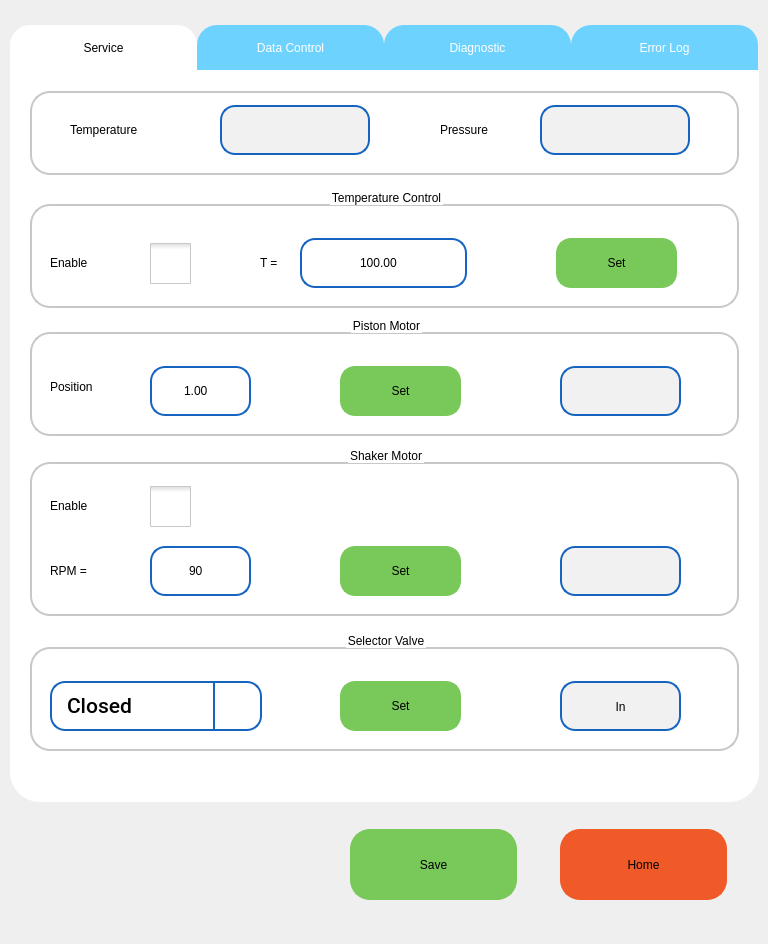
Before: the Qt Designer form pApp-22-June-2021/sservice.ui in ChandraMVE/PSSC_QT_Development, drawn with Qt 5.
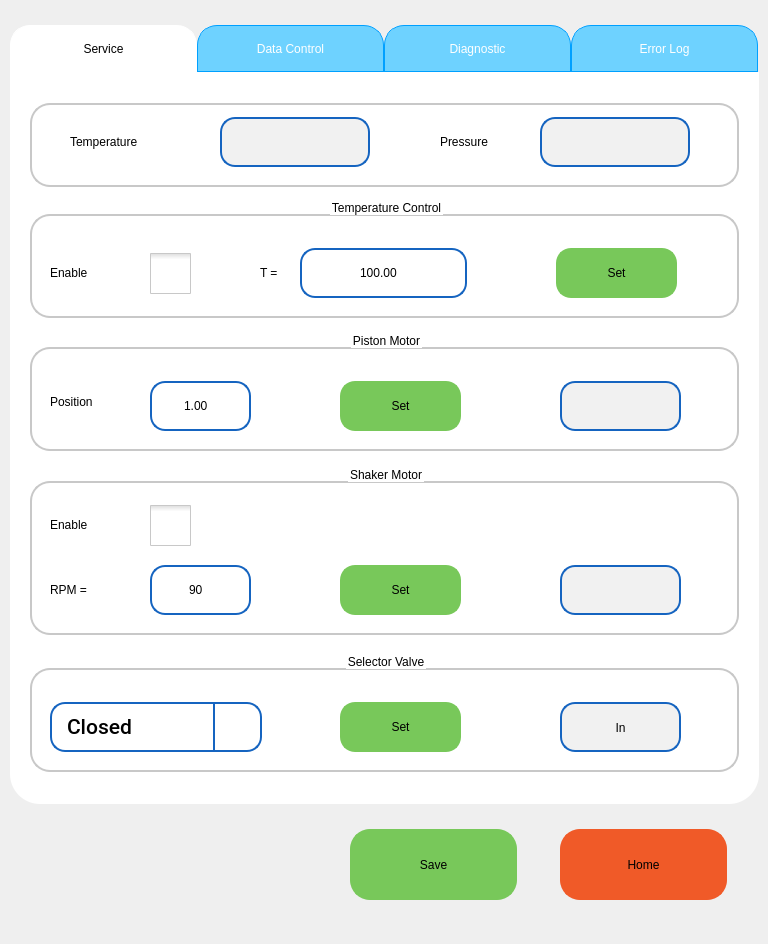
After: the same form once the commit is applied. The open tabs and pages were chosen to show the change. Icons and pictures are not drawn. Custom widgets are drawn as their Qt base class.

Commit message: QT Version 1.05.173 has below changes 1. Tried new approach for the screenshot 2. Rearranged the fonts of calibration, service and general setup tab 3. Keypad is realigned to centre 4. Sample ID alignment and Dropdown fields for Sample ID 5. Add '/' between date and time, in header 6. Showing 3 decimal places in all result, again. Must print result as seen on screen 7. System check typo error (3x 's') --> 'Diagnostic Cycle Successsfully Completed!'

```diff
--- a/pApp-22-June-2021/sservice.ui
+++ b/pApp-22-June-2021/sservice.ui
@@ -155,51 +155,60 @@
    <property name="styleSheet">
     <string notr="true">QTabWidget::pane { /* The tab widget frame */
     position: absolute;
+
 	color: rgb(0, 0, 0);
 	font: 75 16pt &quot;Roboto Medium&quot;;
 
-   border: 0px solid #C4C4C3;
-   border-bottom-color: #C2C7CB; /* same as the pane color */
-   border-bottom-left-radius: 30px;
+	 border: 0px solid #C4C4C3;
+    border-bottom-color: #C2C7CB; /* same as the pane color */
+    border-bottom-left-radius: 30px;
    border-bottom-right-radius: 30px;
-   border-top-right-radius: 30px;
+    border-top-right-radius: 30px;
+/*	outline: none;*/
+
 
 }
 
 QTabWidget::tab-bar {
     alignment: left;
-
+	outline: none;
 }
 
 /* Style the tab using the tab sub-control. Note that
     it reads QTabBar _not_ QTabWidget */
 QTabBar::tab {
 
-    border: 1px solid #C4C4C3;
+    border: 0px solid #C4C4C3;
     border-bottom-color: #C2C7CB; /* same as the pane color */
     border-top-left-radius: 20px;
     border-top-right-radius: 20px;
 
     padding: 2px;
     height:41px;
-   width: 183px; /*180*/
+   width: 181px;
 
-border-width: 0px;
-border-color: rgb(21, 100, 192);
+border-width: 0.5px;
+border-color: rgb(0, 160, 255);
 border-style: solid;
 
-font: 75 16pt &quot;Roboto Medium&quot;;
+font: 75 20pt &quot;Roboto Medium&quot;;
 /*	color: rgb(0, 0, 0);*/
-	color: rgb(255, 255, 255);
-	background-color: rgb(110, 210, 255);
+color: rgb(255, 255, 255);
+background-color: rgb(110, 210, 255);
+	outline: none;
+
 }
 
 QTabBar::tab:selected {
+		/*background-color: rgb(190, 190, 190);*/
+border-width: 0.5px;
 	background-color: rgb(255, 255, 255);
     border-color: rgb(255, 255, 255);
-    border-bottom-color: #C2C7CB; /* same as pane color */
- border: 0px;
+    border-bottom-color: rgb(255, 255, 255); /* same as pane color */
+/* border: 0px;*/
 color: rgb(0, 0, 0);
+	outline: none;
+/*	border: none;*/
 }
 </string>
    </property>
@@ -244,7 +253,7 @@
       <property name="geometry">
        <rect>
         <x>20</x>
-        <y>118</y>
+        <y>126</y>
         <width>709</width>
         <height>120</height>
        </rect>
@@ -476,7 +485,7 @@
       <property name="geometry">
        <rect>
         <x>20</x>
-        <y>376</y>
+        <y>393</y>
         <width>709</width>
         <height>170</height>
        </rect>
@@ -737,7 +746,7 @@
       <property name="geometry">
        <rect>
         <x>20</x>
-        <y>561</y>
+        <y>580</y>
         <width>709</width>
         <height>120</height>
        </rect>
@@ -995,7 +1004,7 @@
       <property name="geometry">
        <rect>
         <x>20</x>
-        <y>5</y>
+        <y>15</y>
         <width>709</width>
         <height>100</height>
        </rect>
@@ -1112,7 +1121,7 @@
       <property name="geometry">
        <rect>
         <x>20</x>
-        <y>246</y>
+        <y>259</y>
         <width>709</width>
         <height>120</height>
        </rect>
```
Left out of the diff: 16 changed lines with no effect on the pictures. The commit also changes 14 other files.
